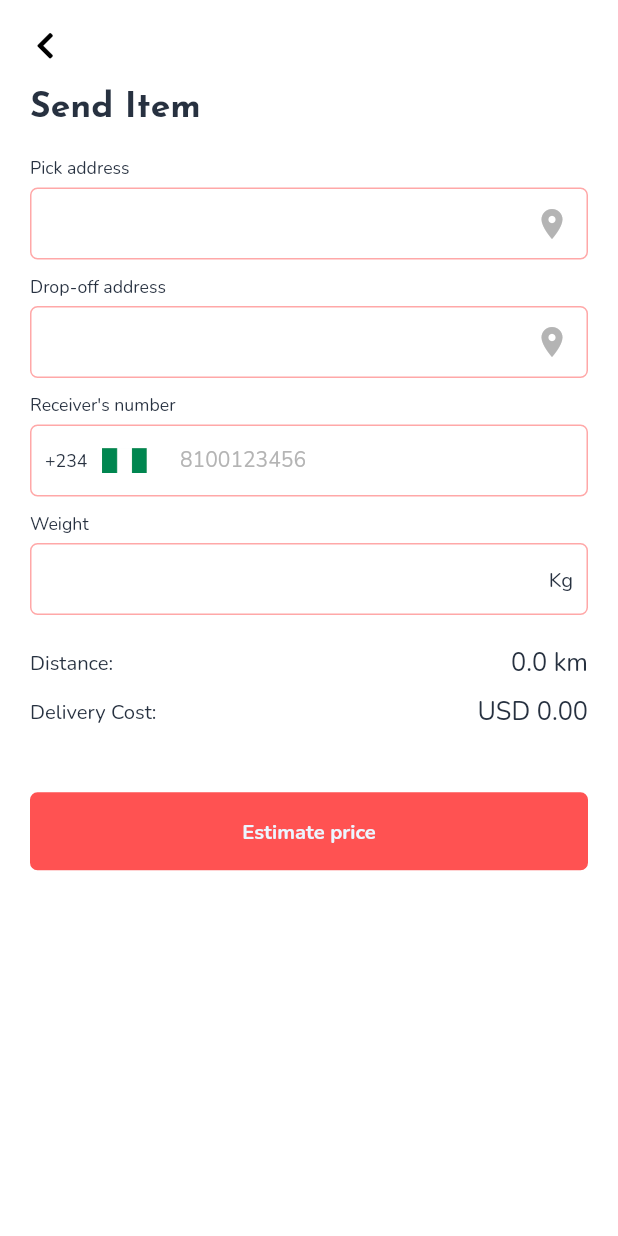
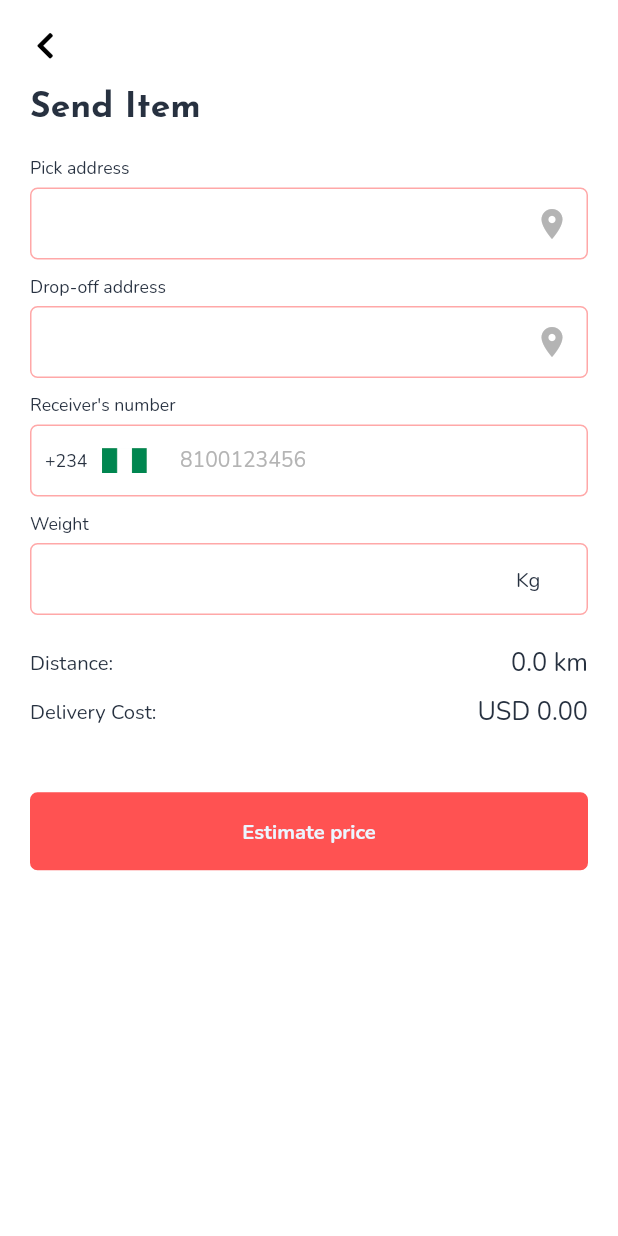
Before and after one commit to Dev-Sashad/Send-Me, a Flutter app: the SendItemScreen screen opened directly, on a phone screen of 412 x 824 dp. Run offline on Flutter 3.47's test engine with Material 2 defaults, Android fonts, the light colour scheme and no system bars; our stand-ins replace cached_network_image, cloud_firestore, connectivity_plus, date_format, dio, email_validator and 17 more; missing offline and left inert: curl_logger_dio_interceptor, dio_smart_retry, flutter_animated_dialog, flutter_google_places, geoflutterfire, google_maps_webservice; accounts and stored records are empty.

Commit message:
completed task

```diff
--- a/lib/data/network_request.dart
+++ b/lib/data/network_request.dart
@@ -53,7 +53,7 @@ class NetworkProviderImp extends NetworkProvider {
     //Retry after failure
     dio.interceptors.add(RetryInterceptor(
       dio: dio,
-      logPrint: print, // specify log function (optional)
+      //  logPrint: print, // specify log function (optional)
       retries: 0, // retry count (optional)
       retryDelays: const [
         // set delays between retries (optional)
--- a/lib/ui/authentication/login/login.dart
+++ b/lib/ui/authentication/login/login.dart
@@ -52,7 +52,7 @@ class _LoginState extends State<Login> {
                     ),
                   ),
                   verticalSpace(eqH(52)),
-                  InputFormField("Email or Phone number",
+                  InputFormField("Email",
                       controller: _emailCtrl,
                       autovalidateMode: AutovalidateMode.onUserInteraction,
                       showMargin: false,
--- a/lib/ui/send_item/send_item_screen.dart
+++ b/lib/ui/send_item/send_item_screen.dart
@@ -143,16 +143,16 @@ class _SendItemScreenState extends State<SendItemScreen> with UIToolMixin {
                               FilteringTextInputFormatter.digitsOnly,
                             ],
                             keyboardType: TextInputType.number,
-                            suffixIcon: const Align(
-                                alignment: Alignment.centerRight,
-                                child: Padding(
-                                  padding: EdgeInsets.only(right: 10.0),
+                            suffixIcon: const Padding(
+                              padding: EdgeInsets.only(top: 15),
                               child: CustomText('Kg'),
-                                )),
+                            ),
+                            onChanged: (v) => vm.setEstimated(false),
                             autovalidateMode:
                                 AutovalidateMode.onUserInteraction,
                             showMargin: false,
-                            obscure: false, validator: (value) {
+                            obscure: false,
+                            validator: (value) {
                               if (value != null && value.isNotEmpty) {
                                 return null;
                               } else {
--- a/lib/widgets/image_widget.dart
+++ b/lib/widgets/image_widget.dart
@@ -136,8 +136,7 @@ class CacheNetworkImage extends StatelessWidget {
           );
         },
         placeholder: (context, url) => Center(
-            child: LoaderWidget(
-                height: height!, width: width!, margin: margin!, shape: shape)),
+            child: LoaderWidget(height: height!, width: width!, shape: shape)),
         errorWidget: (context, url, error) {
           appPrint(
               '---cacheNetworkImage----url: $url -----error: $error ------');
```
Lines whose indentation alone changed are shown as unchanged.
